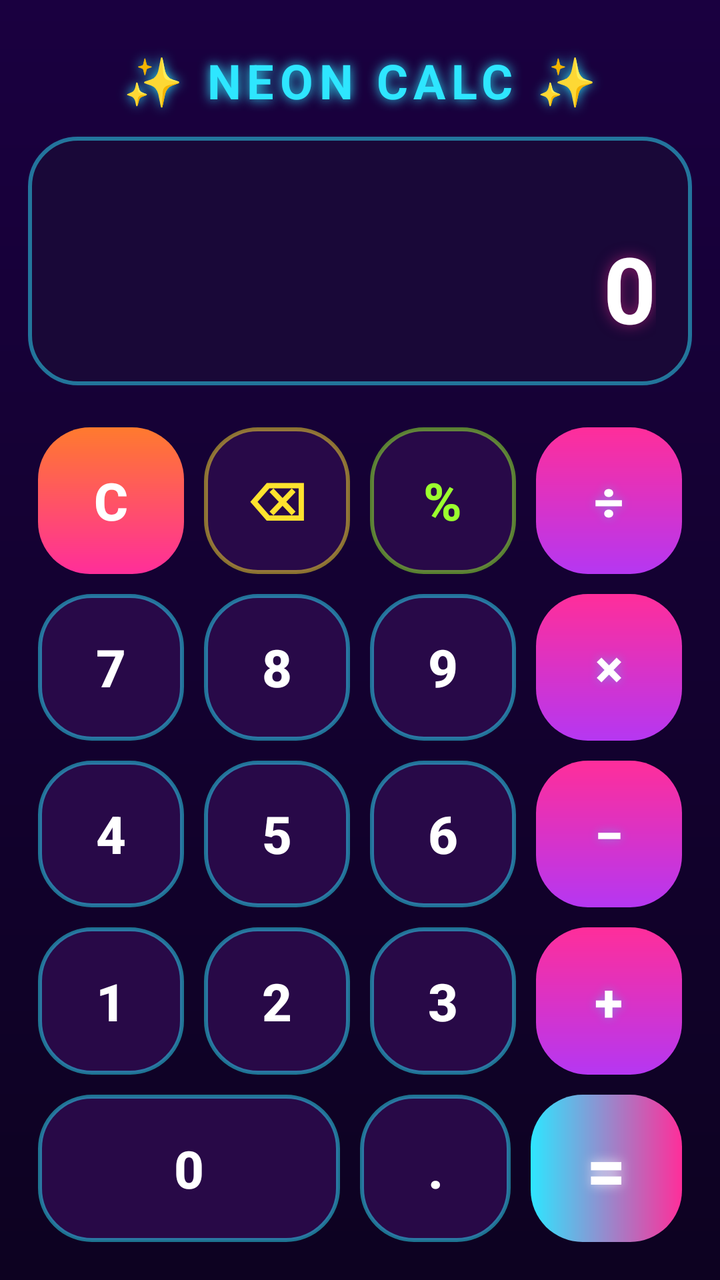
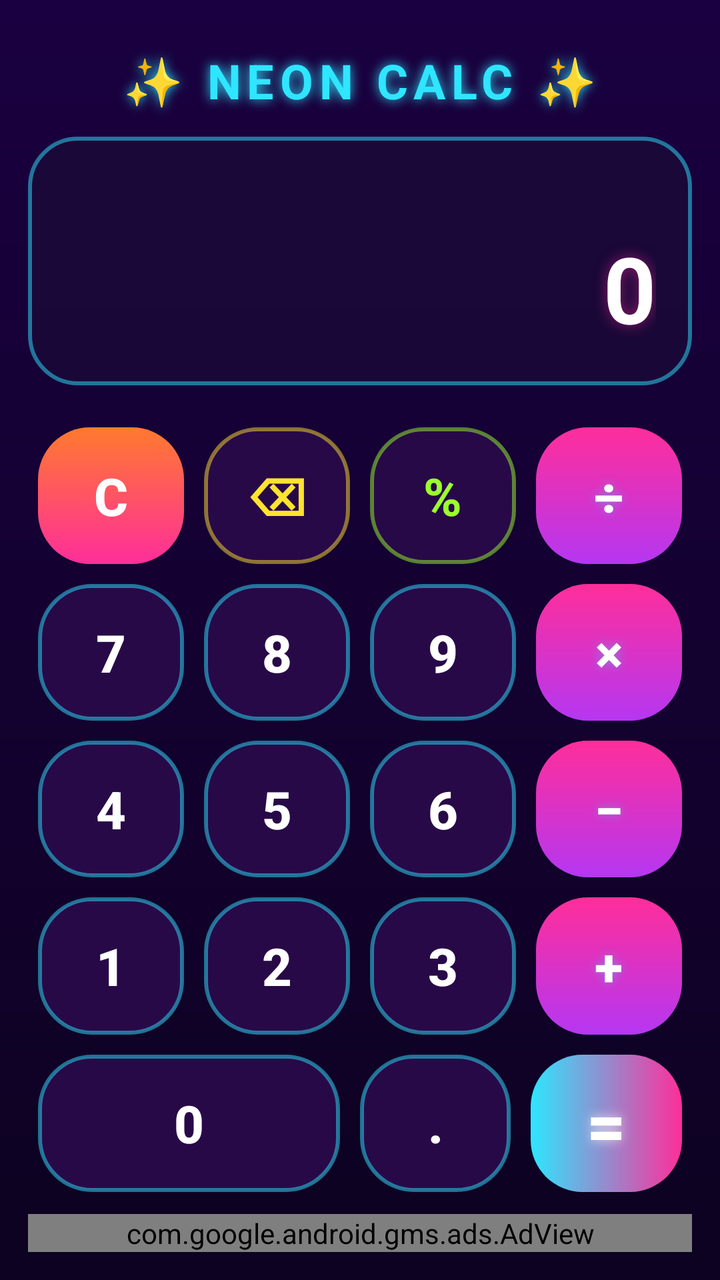

Two renders of the same Android screen: before a commit and after it. Below are the layout's source before the change and the commit's diff.
<!-- AndroidManifest.xml: application theme Theme.NeonCalc -->
<!-- res/layout/activity_main.xml -->
<?xml version="1.0" encoding="utf-8"?>
<LinearLayout xmlns:android="http://schemas.android.com/apk/res/android"
    android:layout_width="match_parent"
    android:layout_height="match_parent"
    android:orientation="vertical"
    android:padding="14dp">

    <TextView
        android:id="@+id/tvTitle"
        android:layout_width="match_parent"
        android:layout_height="wrap_content"
        android:gravity="center"
        android:letterSpacing="0.12"
        android:paddingTop="10dp"
        android:paddingBottom="6dp"
        android:shadowColor="#FF2EE6FF"
        android:shadowDx="0"
        android:shadowDy="0"
        android:shadowRadius="14"
        android:text="@string/app_title"
        android:textColor="#2EE6FF"
        android:textSize="24sp"
        android:textStyle="bold" />

    <LinearLayout
        android:id="@+id/display"
        android:layout_width="match_parent"
        android:layout_height="wrap_content"
        android:layout_marginTop="6dp"
        android:layout_marginBottom="16dp"
        android:background="@drawable/bg_display"
        android:orientation="vertical"
        android:padding="18dp">

        <TextView
            android:id="@+id/tvExpression"
            android:layout_width="match_parent"
            android:layout_height="wrap_content"
            android:gravity="end"
            android:singleLine="true"
            android:textColor="#9FB4D8"
            android:textSize="20sp" />

        <TextView
            android:id="@+id/tvResult"
            android:layout_width="match_parent"
            android:layout_height="wrap_content"
            android:gravity="end"
            android:shadowColor="#80FF2E9A"
            android:shadowDx="0"
            android:shadowDy="0"
            android:shadowRadius="18"
            android:singleLine="true"
            android:text="0"
            android:textColor="#FFFFFF"
            android:textSize="46sp"
            android:textStyle="bold" />
    </LinearLayout>

    <LinearLayout
        android:layout_width="match_parent"
        android:layout_height="0dp"
        android:layout_weight="1"
        android:orientation="vertical">

        <LinearLayout
            android:layout_width="match_parent"
            android:layout_height="0dp"
            android:layout_weight="1"
            android:orientation="horizontal">

            <Button
                style="@style/CalcButton.Clear"
                android:onClick="onClear"
                android:text="C" />

            <Button
                style="@style/CalcButton.Back"
                android:onClick="onBackspace"
                android:text="⌫" />

            <Button
                style="@style/CalcButton.Percent"
                android:onClick="onPercent"
                android:text="%" />

            <Button
                style="@style/CalcButton.Operator"
                android:onClick="onOperator"
                android:tag="/"
                android:text="÷" />
        </LinearLayout>

        <LinearLayout
            android:layout_width="match_parent"
            android:layout_height="0dp"
            android:layout_weight="1"
            android:orientation="horizontal">

            <Button
                style="@style/CalcButton"
                android:onClick="onDigit"
                android:tag="7"
                android:text="7" />

            <Button
                style="@style/CalcButton"
                android:onClick="onDigit"
                android:tag="8"
                android:text="8" />

            <Button
                style="@style/CalcButton"
                android:onClick="onDigit"
                android:tag="9"
                android:text="9" />

            <Button
                style="@style/CalcButton.Operator"
                android:onClick="onOperator"
                android:tag="*"
                android:text="×" />
        </LinearLayout>

        <LinearLayout
            android:layout_width="match_parent"
            android:layout_height="0dp"
            android:layout_weight="1"
            android:orientation="horizontal">

            <Button
                style="@style/CalcButton"
                android:onClick="onDigit"
                android:tag="4"
                android:text="4" />

            <Button
                style="@style/CalcButton"
                android:onClick="onDigit"
                android:tag="5"
                android:text="5" />

            <Button
                style="@style/CalcButton"
                android:onClick="onDigit"
                android:tag="6"
                android:text="6" />

            <Button
                style="@style/CalcButton.Operator"
                android:onClick="onOperator"
                android:tag="-"
                android:text="−" />
        </LinearLayout>

        <LinearLayout
            android:layout_width="match_parent"
            android:layout_height="0dp"
            android:layout_weight="1"
            android:orientation="horizontal">

            <Button
                style="@style/CalcButton"
                android:onClick="onDigit"
                android:tag="1"
                android:text="1" />

            <Button
                style="@style/CalcButton"
                android:onClick="onDigit"
                android:tag="2"
                android:text="2" />

            <Button
                style="@style/CalcButton"
                android:onClick="onDigit"
                android:tag="3"
                android:text="3" />

            <Button
                style="@style/CalcButton.Operator"
                android:onClick="onOperator"
                android:tag="+"
                android:text="+" />
        </LinearLayout>

        <LinearLayout
            android:layout_width="match_parent"
            android:layout_height="0dp"
            android:layout_weight="1"
            android:orientation="horizontal">

            <Button
                style="@style/CalcButton"
                android:layout_weight="2"
                android:onClick="onDigit"
                android:tag="0"
                android:text="0" />

            <Button
                style="@style/CalcButton"
                android:onClick="onDecimal"
                android:tag="."
                android:text="." />

            <Button
                style="@style/CalcButton.Equals"
                android:onClick="onEquals"
                android:text="=" />
        </LinearLayout>
    </LinearLayout>

</LinearLayout>
<!-- resources referenced by this layout -->
<resources>
  <!-- drawable bg_display (drawable) -->
  <?xml version="1.0" encoding="utf-8"?>
  <shape xmlns:android="http://schemas.android.com/apk/res/android">
      <corners android:radius="24dp" />
      <solid android:color="#E61A0938" />
      <stroke
          android:width="2dp"
          android:color="#802EE6FF" />
  </shape>
  <string name="app_title">✨ NEON CALC ✨</string>
  <style name="CalcButton.Back">
          <item name="android:background">@drawable/bg_btn_back</item>
          <item name="android:textColor">@color/neon_yellow</item>
      </style>
  <style name="CalcButton.Clear">
          <item name="android:background">@drawable/bg_btn_clear</item>
      </style>
  <style name="CalcButton.Equals">
          <item name="android:background">@drawable/bg_btn_equals</item>
          <item name="android:shadowColor">#B3FFFFFF</item>
          <item name="android:shadowRadius">14</item>
          <item name="android:textSize">34sp</item>
      </style>
  <style name="CalcButton.Operator">
          <item name="android:background">@drawable/bg_btn_operator</item>
          <item name="android:shadowColor">#662EE6FF</item>
          <item name="android:shadowRadius">12</item>
      </style>
  <style name="CalcButton.Percent">
          <item name="android:background">@drawable/bg_btn_percent</item>
          <item name="android:textColor">@color/neon_lime</item>
      </style>
  <style name="Theme.NeonCalc" parent="Theme.AppCompat.NoActionBar">
          <item name="android:windowBackground">@drawable/bg_gradient</item>
          <item name="android:statusBarColor">@color/bg_end</item>
          <item name="android:navigationBarColor">@color/bg_end</item>
      </style>
  <!-- drawable bg_btn_number (drawable) -->
  <?xml version="1.0" encoding="utf-8"?>
  <ripple xmlns:android="http://schemas.android.com/apk/res/android"
      android:color="#40FFFFFF">
      <item>
          <shape android:shape="rectangle">
              <corners android:radius="26dp" />
              <solid android:color="@color/btn_dark" />
              <stroke
                  android:width="2dp"
                  android:color="#802EE6FF" />
          </shape>
      </item>
  </ripple>
  <!-- drawable bg_btn_back (drawable) -->
  <?xml version="1.0" encoding="utf-8"?>
  <ripple xmlns:android="http://schemas.android.com/apk/res/android"
      android:color="#40FFE32E">
      <item>
          <shape android:shape="rectangle">
              <corners android:radius="26dp" />
              <solid android:color="@color/btn_dark" />
              <stroke
                  android:width="2dp"
                  android:color="#80FFE32E" />
          </shape>
      </item>
  </ripple>
  <color name="neon_yellow">#FFE32E</color>
  <!-- drawable bg_btn_percent (drawable) -->
  <?xml version="1.0" encoding="utf-8"?>
  <ripple xmlns:android="http://schemas.android.com/apk/res/android"
      android:color="#409BFF2E">
      <item>
          <shape android:shape="rectangle">
              <corners android:radius="26dp" />
              <solid android:color="@color/btn_dark" />
              <stroke
                  android:width="2dp"
                  android:color="#809BFF2E" />
          </shape>
      </item>
  </ripple>
  <color name="neon_lime">#9BFF2E</color>
  <!-- drawable bg_gradient (drawable) -->
  <?xml version="1.0" encoding="utf-8"?>
  <shape xmlns:android="http://schemas.android.com/apk/res/android">
      <gradient
          android:angle="270"
          android:endColor="@color/bg_end"
          android:startColor="@color/bg_start" />
  </shape>
  <color name="bg_end">#0D0221</color>
  <color name="btn_dark">#F02A0A4A</color>
  <color name="neon_pink">#FF2E9A</color>
  <color name="neon_orange">#FF7A2E</color>
  <color name="neon_cyan">#2EE6FF</color>
  <color name="neon_purple">#B537F2</color>
  <color name="bg_start">#1A0040</color>
</resources>

<!-- the commit's change to res/layout/activity_main.xml (unified diff, before → after) -->
@@ -1,5 +1,6 @@
 <?xml version="1.0" encoding="utf-8"?>
 <LinearLayout xmlns:android="http://schemas.android.com/apk/res/android"
+    xmlns:app="http://schemas.android.com/apk/res-auto"
     android:layout_width="match_parent"
     android:layout_height="match_parent"
     android:orientation="vertical"
@@ -210,4 +211,12 @@
         </LinearLayout>
     </LinearLayout>
 
+    <com.google.android.gms.ads.AdView
+        android:id="@+id/adView"
+        android:layout_width="match_parent"
+        android:layout_height="wrap_content"
+        android:layout_marginTop="6dp"
+        app:adSize="BANNER"
+        app:adUnitId="ca-app-pub-3940256099942544/6300978111" />
+
 </LinearLayout>
